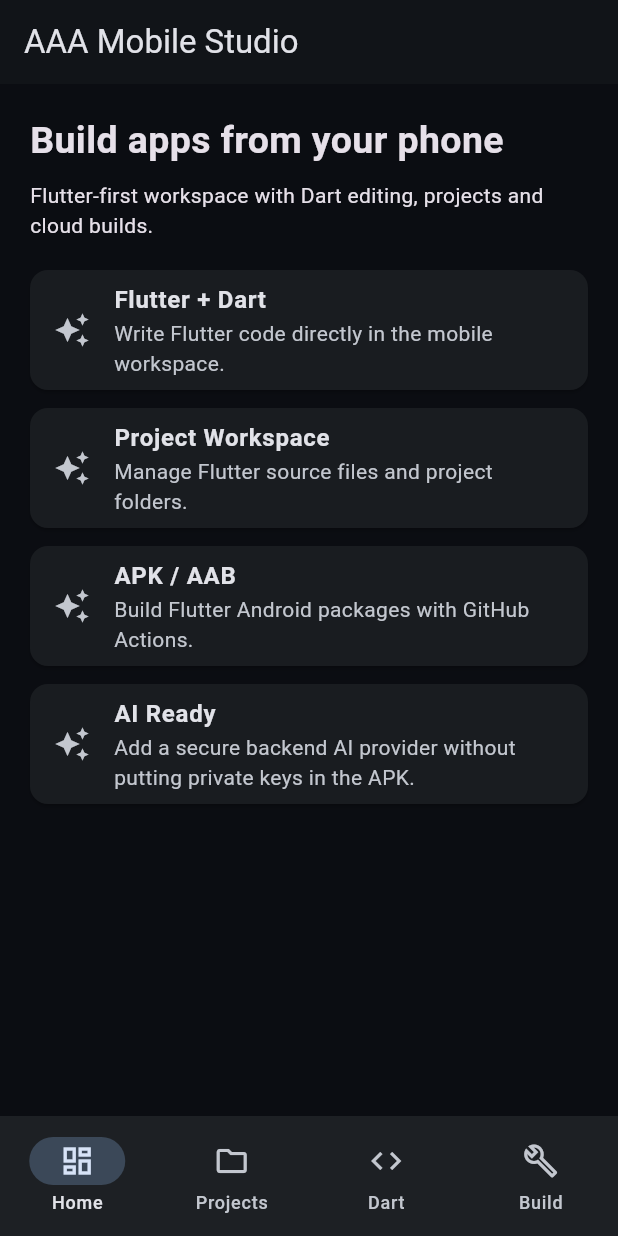
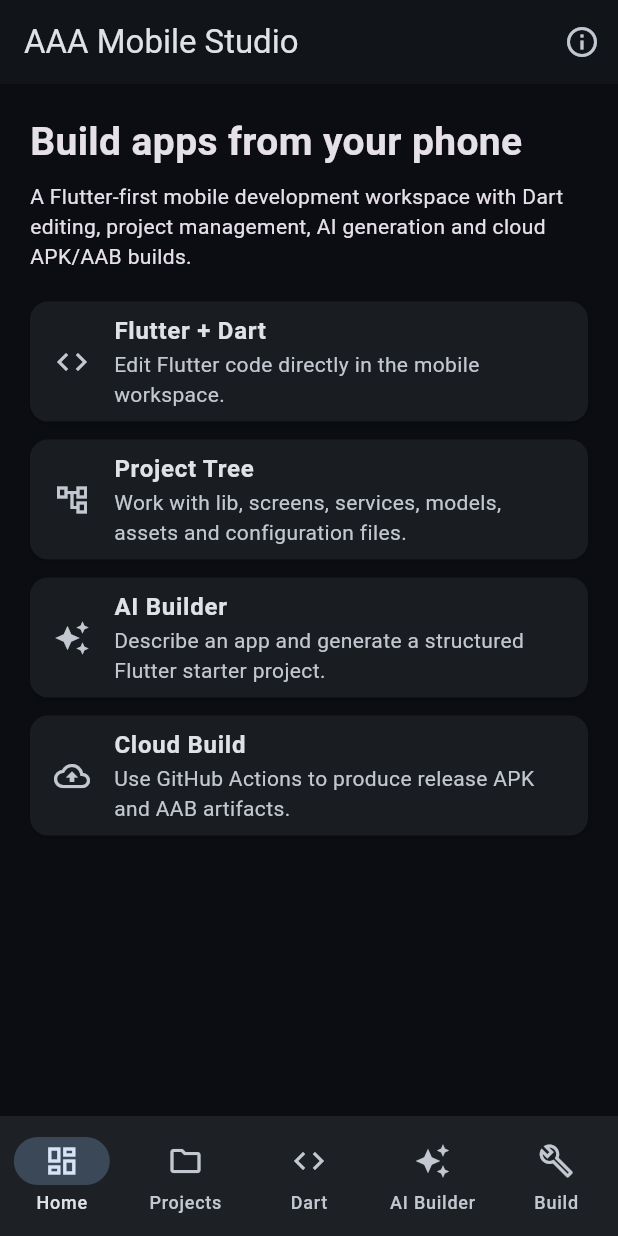
Before and after one commit to emzaro731-byte/aaa, a Flutter app: the screen it shows after launch, on a phone screen of 412 x 824 dp. Run offline on Flutter 3.47's test engine with Material 3 defaults, Android fonts, the phone set to English and light mode, and no system bars.

Commit message:
Upgrade Flutter studio navigation and AI builder

```diff
--- a/flutter/lib/screens/home_screen.dart
+++ b/flutter/lib/screens/home_screen.dart
@@ -1,95 +1,46 @@
 import 'package:flutter/material.dart';
 import 'code_editor_screen.dart';
 import 'projects_screen.dart';
+import 'ai_builder_screen.dart';
+import 'build_screen.dart';
 
 class HomeScreen extends StatefulWidget {
   const HomeScreen({super.key});
-
-  @override
-  State<HomeScreen> createState() => _HomeScreenState();
+  @override State<HomeScreen> createState() => _HomeScreenState();
 }
 
 class _HomeScreenState extends State<HomeScreen> {
   int index = 0;
-
-  final pages = const [
-    _Dashboard(),
-    ProjectsScreen(),
-    CodeEditorScreen(),
-    _BuildPage(),
-  ];
+  final pages = const [_Dashboard(), ProjectsScreen(), CodeEditorScreen(), AIBuilderScreen(), BuildScreen()];
+  final labels = const ['Home','Projects','Dart','AI Builder','Build'];
+  final icons = const [Icons.dashboard_outlined, Icons.folder_outlined, Icons.code, Icons.auto_awesome, Icons.build_outlined];
 
   @override
   Widget build(BuildContext context) {
     return Scaffold(
-      appBar: AppBar(title: const Text('AAA Mobile Studio')),
+      appBar: AppBar(title: const Text('AAA Mobile Studio'), actions: [IconButton(onPressed: () => showAboutDialog(context: context, applicationName: 'AAA Mobile Studio', applicationVersion: '2.0 Flutter'), icon: const Icon(Icons.info_outline))]),
       body: pages[index],
-      bottomNavigationBar: NavigationBar(
-        selectedIndex: index,
-        onDestinationSelected: (value) => setState(() => index = value),
-        destinations: const [
-          NavigationDestination(icon: Icon(Icons.dashboard_outlined), label: 'Home'),
-          NavigationDestination(icon: Icon(Icons.folder_outlined), label: 'Projects'),
-          NavigationDestination(icon: Icon(Icons.code), label: 'Dart'),
-          NavigationDestination(icon: Icon(Icons.build_outlined), label: 'Build'),
-        ],
-      ),
+      bottomNavigationBar: NavigationBar(selectedIndex: index, onDestinationSelected: (v) => setState(() => index = v), destinations: List.generate(labels.length, (i) => NavigationDestination(icon: Icon(icons[i]), label: labels[i]))),
     );
   }
 }
 
 class _Dashboard extends StatelessWidget {
   const _Dashboard();
-
   @override
-  Widget build(BuildContext context) {
-    return ListView(
-      padding: const EdgeInsets.all(20),
-      children: const [
-        Text('Build apps from your phone', style: TextStyle(fontSize: 25, fontWeight: FontWeight.bold)),
-        SizedBox(height: 8),
-        Text('Flutter-first workspace with Dart editing, projects and cloud builds.'),
-        SizedBox(height: 20),
-        _Feature(title: 'Flutter + Dart', body: 'Write Flutter code directly in the mobile workspace.'),
-        _Feature(title: 'Project Workspace', body: 'Manage Flutter source files and project folders.'),
-        _Feature(title: 'APK / AAB', body: 'Build Flutter Android packages with GitHub Actions.'),
-        _Feature(title: 'AI Ready', body: 'Add a secure backend AI provider without putting private keys in the APK.'),
-      ],
-    );
-  }
+  Widget build(BuildContext context) => ListView(padding: const EdgeInsets.all(20), children: const [
+    Text('Build apps from your phone', style: TextStyle(fontSize: 26, fontWeight: FontWeight.bold)),
+    SizedBox(height: 8), Text('A Flutter-first mobile development workspace with Dart editing, project management, AI generation and cloud APK/AAB builds.'),
+    SizedBox(height: 20),
+    _Feature(icon: Icons.code, title: 'Flutter + Dart', body: 'Edit Flutter code directly in the mobile workspace.'),
+    _Feature(icon: Icons.account_tree_outlined, title: 'Project Tree', body: 'Work with lib, screens, services, models, assets and configuration files.'),
+    _Feature(icon: Icons.auto_awesome, title: 'AI Builder', body: 'Describe an app and generate a structured Flutter starter project.'),
+    _Feature(icon: Icons.cloud_upload_outlined, title: 'Cloud Build', body: 'Use GitHub Actions to produce release APK and AAB artifacts.'),
+  ]);
 }
 
 class _Feature extends StatelessWidget {
-  final String title;
-  final String body;
-  const _Feature({required this.title, required this.body});
-
-  @override
-  Widget build(BuildContext context) => Card(
-        margin: const EdgeInsets.only(bottom: 12),
-        child: ListTile(
-          leading: const Icon(Icons.auto_awesome),
-          title: Text(title, style: const TextStyle(fontWeight: FontWeight.bold)),
-          subtitle: Text(body),
-        ),
-      );
+  final IconData icon; final String title; final String body;
+  const _Feature({required this.icon, required this.title, required this.body});
+  @override Widget build(BuildContext context) => Card(margin: const EdgeInsets.only(bottom: 12), child: ListTile(leading: Icon(icon), title: Text(title, style: const TextStyle(fontWeight: FontWeight.bold)), subtitle: Text(body)));
 }
-
-class _BuildPage extends StatelessWidget {
-  const _BuildPage();
-
-  @override
-  Widget build(BuildContext context) => Center(
-        child: FilledButton.icon(
-          onPressed: () => showDialog<void>(
-            context: context,
-            builder: (_) => const AlertDialog(
-              title: Text('Cloud Build'),
-              content: Text('Use the GitHub Actions Flutter workflow to build the APK and AAB.'),
-            ),
-          ),
-          icon: const Icon(Icons.cloud_upload),
-          label: const Text('Build Flutter App'),
-        ),
-      );
-}
```
